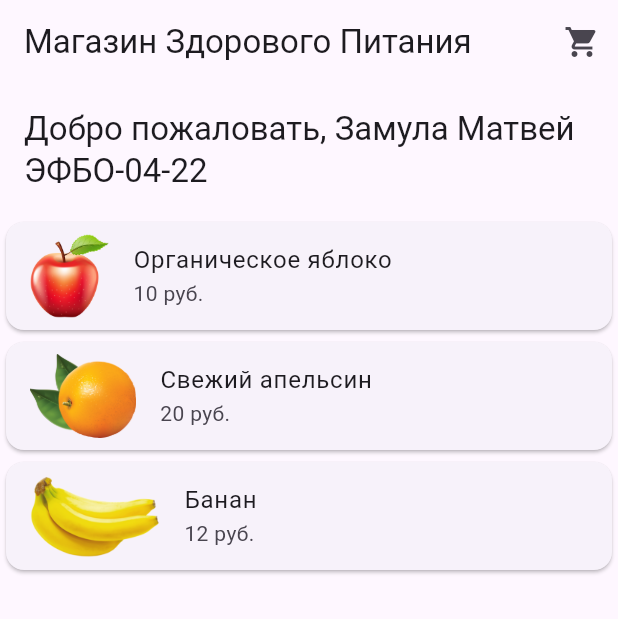
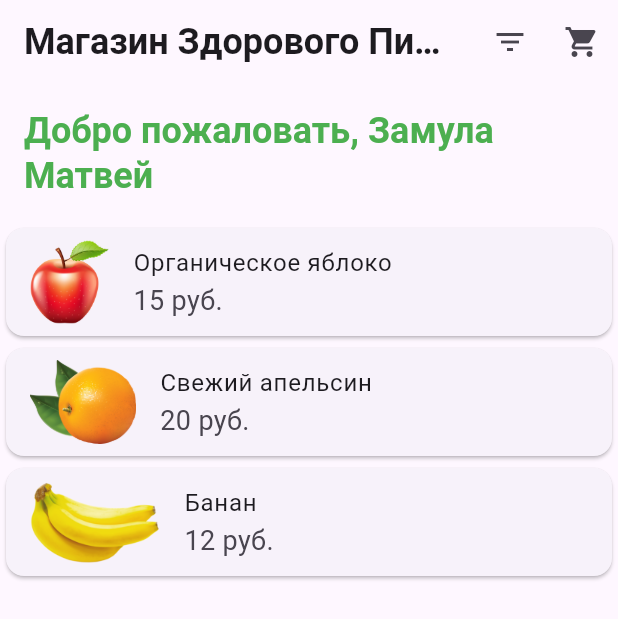
Before and after one commit to gargatun/pks, a Flutter app: the screen it shows after launch, on a phone screen of 412 x 824 dp. Shown: the top 619 px of the screen. Run offline on Flutter 3.47's test engine with Material 3 defaults, Android fonts, the phone set to English and light mode, and no system bars.

Commit message:
Добавление материалов для Practice 3

```diff
--- a/lib/home_screen.dart
+++ b/lib/home_screen.dart
@@ -1,5 +1,6 @@
 import 'package:flutter/material.dart';
 import 'product_screen.dart';
+import 'filter_screen.dart';
 import 'cart_screen.dart';
 
 class HomeScreen extends StatefulWidget {
@@ -9,14 +10,31 @@ class HomeScreen extends StatefulWidget {
 
 class _HomeScreenState extends State<HomeScreen> {
   final String userName = "Замула";
-  final String userSurname = "Матвей ЭФБО-04-22";
+  final String userSurname = "Матвей";
   final List<Map<String, dynamic>> products = [
-    {"name": "Органическое яблоко", "price": 10, "image": "assets/apple.png"},
-    {"name": "Свежий апельсин", "price": 20, "image": "assets/orange.png"},
-    {"name": "Банан", "price": 12, "image": "assets/banana.png"},
+    {"name": "Органическое яблоко", "price": 15, "image": "assets/apple.png", "organic": true, "category": "Фрукты"},
+    {"name": "Свежий апельсин", "price": 20, "image": "assets/orange.png", "organic": true, "category": "Фрукты"},
+    {"name": "Банан", "price": 12, "image": "assets/banana.png", "organic": false, "category": "Фрукты"},
   ];
 
   final List<Map<String, dynamic>> cartItems = [];
+  bool organicOnly = false;
+  String selectedCategory = "Фрукты";
+
+  void applyFilter(bool organic, String category) {
+    setState(() {
+      organicOnly = organic;
+      selectedCategory = category;
+    });
+  }
+
+  List<Map<String, dynamic>> get filteredProducts {
+    return products.where((product) {
+      final matchesOrganic = !organicOnly || product["organic"] == true;
+      final matchesCategory = product["category"] == selectedCategory;
+      return matchesOrganic && matchesCategory;
+    }).toList();
+  }
 
   @override
   Widget build(BuildContext context) {
@@ -25,15 +43,30 @@ class _HomeScreenState extends State<HomeScreen> {
         title: Text("Магазин Здорового Питания"),
         actions: [
           IconButton(
+            icon: Icon(Icons.filter_list),
+            onPressed: () {
+              Navigator.push(
+                context,
+                MaterialPageRoute(
+                  builder: (context) => FilterScreen(
+                    currentOrganicOnly: organicOnly,
+                    currentCategory: selectedCategory,
+                    onApplyFilter: applyFilter,
+                  ),
+                ),
+              );
+            },
+            tooltip: 'Фильтр продуктов',
+          ),
+          IconButton(
             icon: Icon(Icons.shopping_cart),
             onPressed: () {
               Navigator.push(
                 context,
-                MaterialPageRoute(
-                  builder: (context) => CartScreen(cartItems: cartItems),
-                ),
+                MaterialPageRoute(builder: (context) => CartScreen(cartItems: cartItems)),
               );
             },
+            tooltip: 'Корзина',
           ),
         ],
       ),
@@ -44,14 +77,14 @@ class _HomeScreenState extends State<HomeScreen> {
             padding: const EdgeInsets.all(16.0),
             child: Text(
               "Добро пожаловать, $userName $userSurname",
-              style: Theme.of(context).textTheme.titleLarge, // заменили headline6 на titleLarge
+              style: Theme.of(context).textTheme.titleLarge,
             ),
           ),
           Expanded(
             child: ListView.builder(
-              itemCount: products.length,
+              itemCount: filteredProducts.length,
               itemBuilder: (context, index) {
-                final product = products[index];
+                final product = filteredProducts[index];
                 return Card(
                   child: ListTile(
                     leading: Image.asset(product["image"]),
--- a/lib/main.dart
+++ b/lib/main.dart
@@ -9,9 +9,15 @@ class MyApp extends StatelessWidget {
   @override
   Widget build(BuildContext context) {
     return MaterialApp(
-      title: 'Приложение Магазина Здорового Питания',
+      title: 'Магазин Здорового Питания',
       theme: ThemeData(
         primarySwatch: Colors.green,
+        brightness: Brightness.light,
+        textTheme: TextTheme(
+          titleLarge: TextStyle(fontSize: 24.0, fontWeight: FontWeight.bold, color: Colors.green),
+          bodyMedium: TextStyle(fontSize: 18.0, color: Colors.black87),
+          titleMedium: TextStyle(fontSize: 16.0, color: Colors.black54),
+        ),
       ),
       home: HomeScreen(),
     );
```
Also changed, not shown: lib/filter_screen.dart (added, +96 -0 lines), 1 other file.
